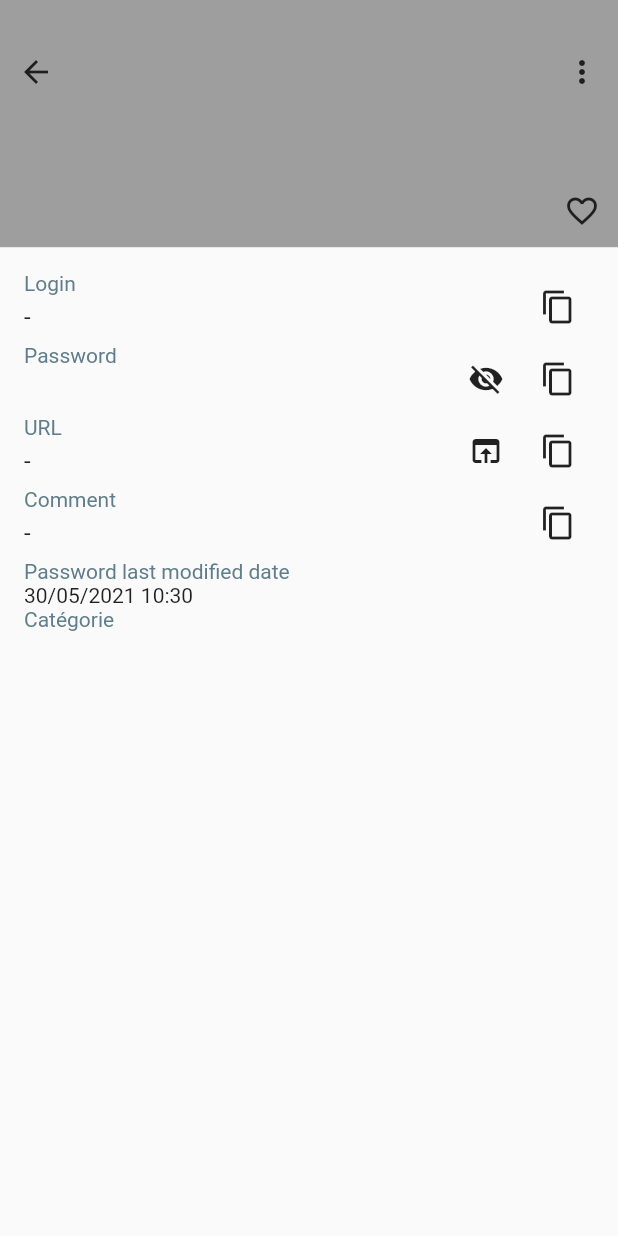
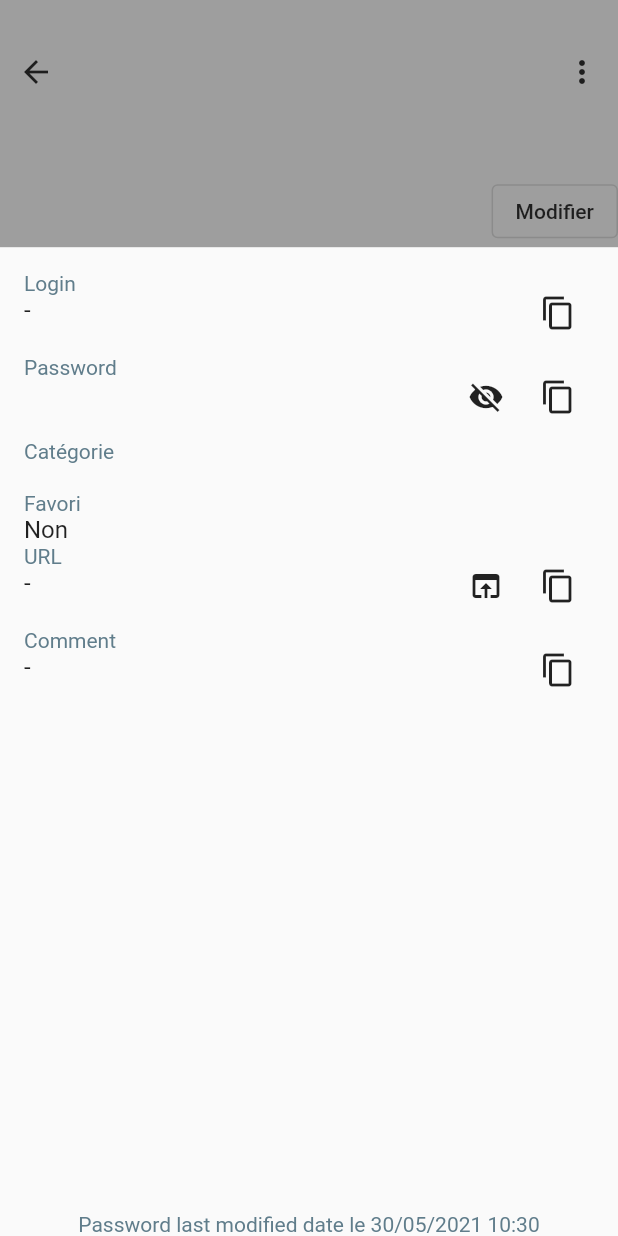
Before and after one commit to MaxdeoxiS/pass-manager, a Flutter app: the PasswordView screen opened directly with empty values, on a phone screen of 412 x 824 dp. Run offline on Flutter 3.47's test engine with Material 2 defaults, Android fonts, the phone set to English and light mode, and no system bars; our stand-ins replace easy_localization, floor, flutter_colorpicker, flutter_secure_storage, permission_handler, sqflite; missing offline and left inert: aes_crypt, clipboard, encrypt, web_scraper; accounts and stored records are empty; generated files the repository leaves out were written again.

Commit message:
feat(passwordView): wip rework password view

```diff
--- a/lib/passwords/views/password-view.dart
+++ b/lib/passwords/views/password-view.dart
@@ -134,8 +134,7 @@ class _PasswordViewState extends State<PasswordView> {
                   onColorChanged: changeColor,
                 ),
               ));
-      }
-    );
+        });
   }
 
   void _showCategoryPicker() async {
@@ -195,6 +194,7 @@ class _PasswordViewState extends State<PasswordView> {
 
   @override
   Widget build(BuildContext context) {
+    Color contrastedColor = ColorHelper.getTextContrastedColor(_currentColor);
     return Scaffold(
         body: Column(
           children: [
@@ -215,9 +215,9 @@ class _PasswordViewState extends State<PasswordView> {
                             IconButton(
                                 icon: Icon(Icons.arrow_back),
                                 onPressed: () => _onBackPressed(),
-                                color: ColorHelper.getTextContrastedColor(_currentColor)),
+                                color: contrastedColor),
                             PopupMenuButton<MenuOption>(
-                              icon: Icon(Icons.more_vert, color: ColorHelper.getTextContrastedColor(_currentColor)),
+                              icon: Icon(Icons.more_vert, color: contrastedColor),
                               onSelected: (MenuOption result) {
                                 _handleMenuClick(result);
                               },
@@ -245,17 +245,15 @@ class _PasswordViewState extends State<PasswordView> {
                         _isEditing
                             ? Container(width: 100, child: TextField(controller: _nameController))
                             : Text(_nameController.text,
-                                style: TextStyle(
-                                    fontSize: 22,
-                                    fontWeight: FontWeight.w500,
-                                    color: ColorHelper.getTextContrastedColor(_currentColor))),
+                                style: TextStyle(fontSize: 22, fontWeight: FontWeight.w500, color: contrastedColor)),
                         Row(
                           mainAxisAlignment: MainAxisAlignment.end,
                           children: [
-                            IconButton(
-                              icon: Icon(password.isFavorite ? Icons.favorite : Icons.favorite_outline,
-                                  color: ColorHelper.getTextContrastedColor(password.color)),
-                              onPressed: () => _toggleFavorite(),
+                            OutlinedButton(
+                              onPressed: () {
+                                _toggleEdit();
+                              },
+                              child: Text('Modifier', style: TextStyle(color: contrastedColor)),
                             )
                           ],
                         )
@@ -284,27 +282,20 @@ class _PasswordViewState extends State<PasswordView> {
                               onPressed: () => _toggleHidePassword())
                         ],
                         _hidePassword),
+                    StaticFieldRow('Catégorie'.tr(), _currentCategory?.name, _isEditing, []),
+                    StaticFieldRow('Favori'.tr(), password.isFavorite ? 'Oui' : 'Non', _isEditing, []),
                     FieldRow(_urlController, _isEditing, 'passwords.URL'.tr(),
                         [IconButton(icon: Icon(Icons.open_in_browser), onPressed: () => _openUrl(password.url))]),
                     FieldRow(_commentController, _isEditing, 'passwords.comment'.tr(), []),
-                    Label('passwords.lastUpdate'.tr()),
-                    Text(format.format(this.password.updated)),
-                    Label('Catégorie'.tr()),
-                    Text(this.password.category?.name ?? 'Aucune'),
                   ],
                 )),
             Expanded(
               flex: 1,
               child: Column(
                 mainAxisAlignment: MainAxisAlignment.end,
-                children: _isEditing ? [
-                  Row(
-                    children: <Widget>[
-                      Expanded(child: BottomButton('global.validate'.tr(), _currentColor, _updatePassword)),
-                      Expanded(child: BottomButton('global.cancel'.tr(), _currentColor, _toggleEdit)),
+                children: [
+                  Label('passwords.lastUpdate'.tr() + ' le ' + format.format(this.password.updated)),
                 ],
-                  )
-                ] : [],
               ),
             ),
           ],
@@ -335,7 +326,7 @@ class EditableField extends StatelessWidget {
     return text.replaceAll(new RegExp(r'.'), '*');
   }
 
-  String _displayValue(String text) {
+  String _displayValue() {
     if (this.hide) {
       return this._hide(controller.text);
     } else {
@@ -345,13 +336,13 @@ class EditableField extends StatelessWidget {
 
   @override
   Widget build(BuildContext context) {
-    return (this.editing
+    return this.editing
         ? Expanded(
             child: TextField(
                 controller: controller,
                 decoration: InputDecoration(contentPadding: EdgeInsets.symmetric(vertical: 0), isDense: true),
                 obscureText: this.hide))
-        : Text(_displayValue(controller.text), style: TextStyle(fontSize: 16)));
+        : Text(_displayValue(), style: TextStyle(fontSize: 16));
   }
 }
 
@@ -366,52 +357,60 @@ class FieldRow extends StatelessWidget {
 
   void _copyText(BuildContext context) {
     FlutterClipboard.copy(controller.text);
-    final snackBar = SnackBar(content: Text('passwords.copied'.tr(args: [label])), duration: Duration(milliseconds: 1250));
+    final snackBar =
+        SnackBar(content: Text('passwords.copied'.tr(args: [label])), duration: Duration(milliseconds: 1250));
     ScaffoldMessenger.of(context).showSnackBar(snackBar);
   }
 
   @override
   Widget build(BuildContext context) {
-    return Stack(
+    return Row(
+      mainAxisAlignment: MainAxisAlignment.spaceBetween,
+      children: [
+        Column(
+          crossAxisAlignment: CrossAxisAlignment.start,
           children: [
             Label(label),
-        Row(
-          mainAxisAlignment: MainAxisAlignment.spaceBetween,
-          crossAxisAlignment: CrossAxisAlignment.baseline,
-          textBaseline: TextBaseline.alphabetic,
-          children: [
-            EditableField(controller, editing, hide),
+            Container(width: 200, height: 40, child: EditableField(controller, editing, hide)),
+          ],
+        ),
         Row(children: [
           ...actions.map((widget) => widget).toList(),
           IconButton(icon: Icon(Icons.copy), onPressed: () => _copyText(context))
         ])
       ],
-        ),
-      ],
     );
   }
 }
 
-class BottomButton extends StatelessWidget {
+class StaticFieldRow extends StatelessWidget {
   final String label;
-  final Color color;
-  final Function onClick;
+  final String? value;
+  final List<Widget> actions;
+  final bool editing;
 
-  BottomButton(this.label, this.color, this.onClick);
+  StaticFieldRow(this.label, this.value, this.editing, this.actions);
 
   @override
   Widget build(BuildContext context) {
-    return Row(children: [
-      Expanded(
-        child: TextButton(
-          onPressed: () => this.onClick(),
-          child: Text(this.label, style: TextStyle(color: ColorHelper.getTextContrastedColor(color))),
-            style: ButtonStyle(
-              backgroundColor: MaterialStateProperty.all<Color>(this.color),
-            )
+    return Row(
+      mainAxisAlignment: MainAxisAlignment.spaceBetween,
+      children: [
+        Column(
+          crossAxisAlignment: CrossAxisAlignment.start,
+          children: [
+            Label(label),
+            Text(value ?? '', style: TextStyle(fontSize: 16)),
+          ],
         ),
+        Row(
+          mainAxisAlignment: MainAxisAlignment.spaceBetween,
+          crossAxisAlignment: CrossAxisAlignment.baseline,
+          textBaseline: TextBaseline.alphabetic,
+          children: [Row(children: actions.map((widget) => widget).toList())],
         ),
-    ]);
+      ],
+    );
   }
 }
 
```
Lines whose indentation alone changed are shown as unchanged.
